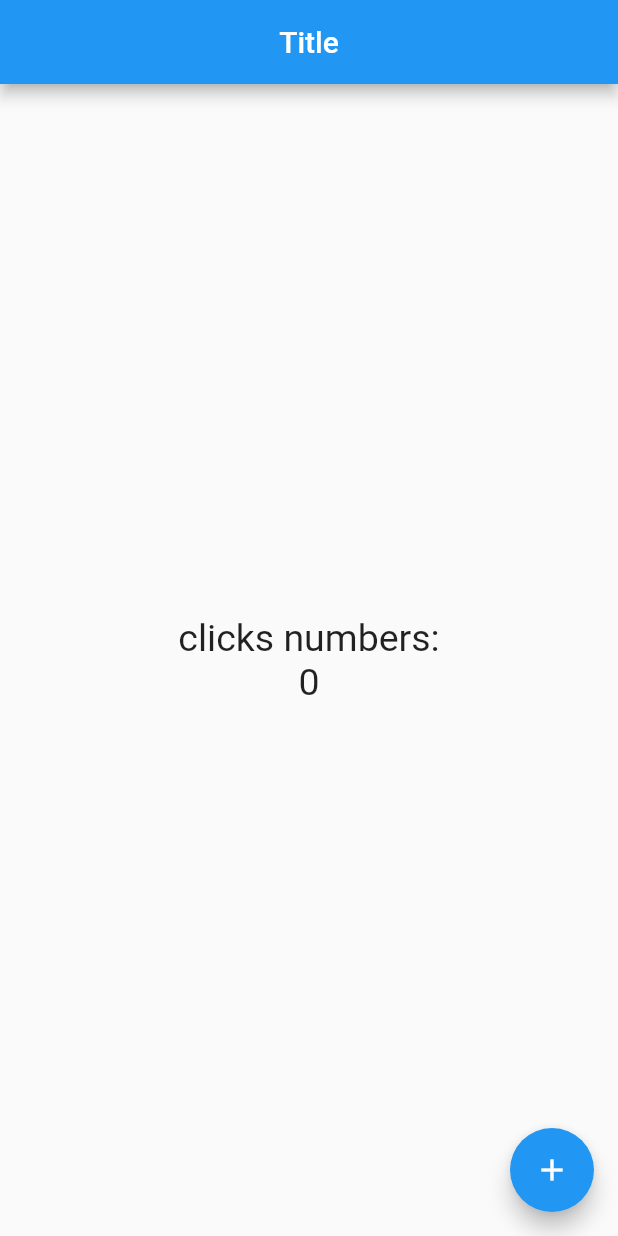
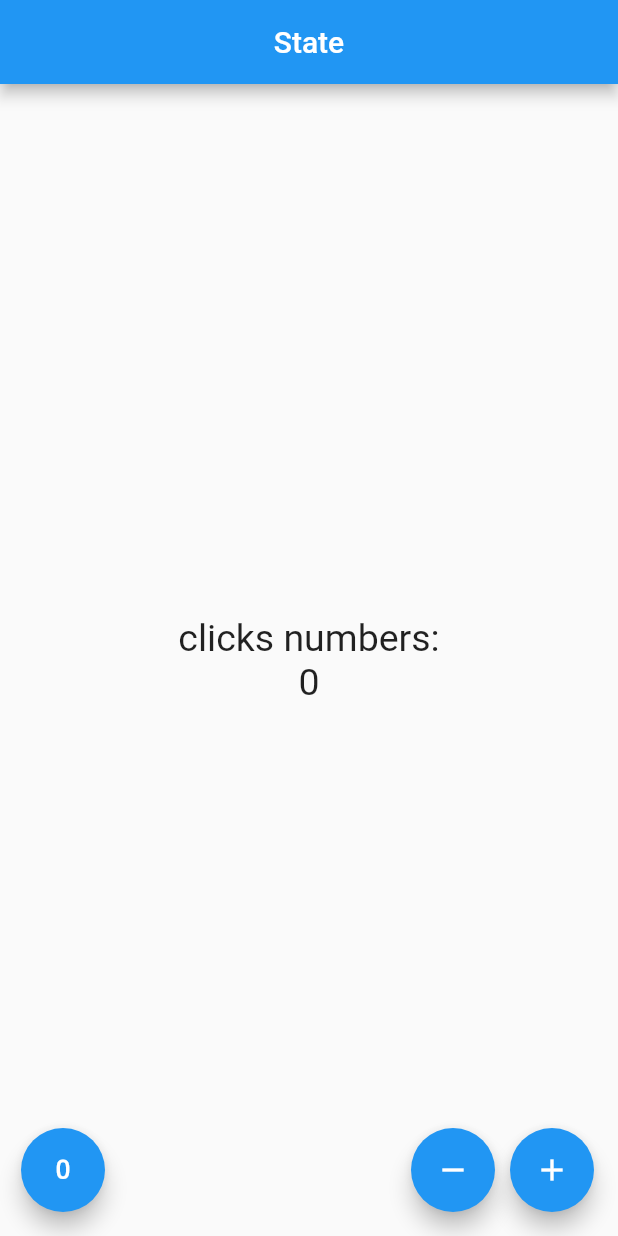
Before and after one commit to anotherdar/myFirstFlutterApp, a Flutter app: the screen it shows after launch, on a phone screen of 412 x 824 dp. Run offline on Flutter 3.47's test engine with Material 2 defaults, Android fonts, the phone set to English and light mode, and no system bars.

Commit message:
statefulwidget

```diff
--- a/lib/src/app.dart
+++ b/lib/src/app.dart
@@ -1,13 +1,14 @@
 import 'package:flutter/material.dart';
 
 //widget
-import 'package:counterapp/src/pages/home_pages.dart';
+import 'package:counterapp/src/pages/counter_page.dart';
 
 class MyApp extends StatelessWidget {
   @override
   Widget build(context) {
     return MaterialApp(
-      home: Center(child: HomePage()),
+      debugShowCheckedModeBanner: false,
+      home: Center(child: CounterPage()),
     );
   }
 }
--- /dev/null
+++ b/lib/src/pages/counter_page.dart
@@ -0,0 +1,79 @@
+import 'package:flutter/material.dart';
+
+class CounterPage extends StatefulWidget {
+  @override
+  createState() => _CounterPageState();
+}
+
+class _CounterPageState extends State<CounterPage> {
+  final _textStyle = new TextStyle(fontSize: 25);
+
+  int _counter = 0;
+  @override
+  Widget build(BuildContext context) {
+    return Scaffold(
+        appBar: AppBar(
+          title: Text('State'),
+          centerTitle: true,
+        ),
+        body: Center(
+          child: Column(
+            mainAxisAlignment: MainAxisAlignment.center,
+            children: <Widget>[
+              Text(
+                'clicks numbers:',
+                style: _textStyle,
+              ),
+              Text(
+                '$_counter',
+                style: _textStyle,
+              )
+            ],
+          ),
+        ),
+        floatingActionButton: _createbuttons());
+  }
+
+  Widget _createbuttons() {
+    return Row(
+      mainAxisAlignment: MainAxisAlignment.end,
+      children: <Widget>[
+        SizedBox(
+          width: 30,
+        ),
+        FloatingActionButton(
+          child: Icon(Icons.exposure_zero),
+          onPressed: _reset,
+        ),
+        Expanded(child: SizedBox()),
+        FloatingActionButton(
+          child: Icon(Icons.remove),
+          onPressed: _remove,
+        ),
+        SizedBox(
+          width: 10.0,
+        ),
+        FloatingActionButton(
+          child: Icon(Icons.add),
+          onPressed: _add,
+        ),
+      ],
+    );
+  }
+
+  void _add() {
+    setState(() => _counter++);
+  }
+
+  void _remove() {
+    if (_counter > 0) {
+      setState(() => _counter--);
+    }
+  }
+
+  void _reset() {
+    setState(() {
+      _counter = 0;
+    });
+  }
+}
--- a/lib/src/pages/home_pages.dart
+++ b/lib/src/pages/home_pages.dart
@@ -2,6 +2,7 @@ import 'package:flutter/material.dart';
 
 class HomePage extends StatelessWidget {
   final textStyle = new TextStyle(fontSize: 25);
+  final counter = 10;
   @override
   Widget build(BuildContext context) {
     return Scaffold(
@@ -18,7 +19,7 @@ class HomePage extends StatelessWidget {
               style: textStyle,
             ),
             Text(
-              '0',
+              '$counter',
               style: textStyle,
             )
           ],
```
